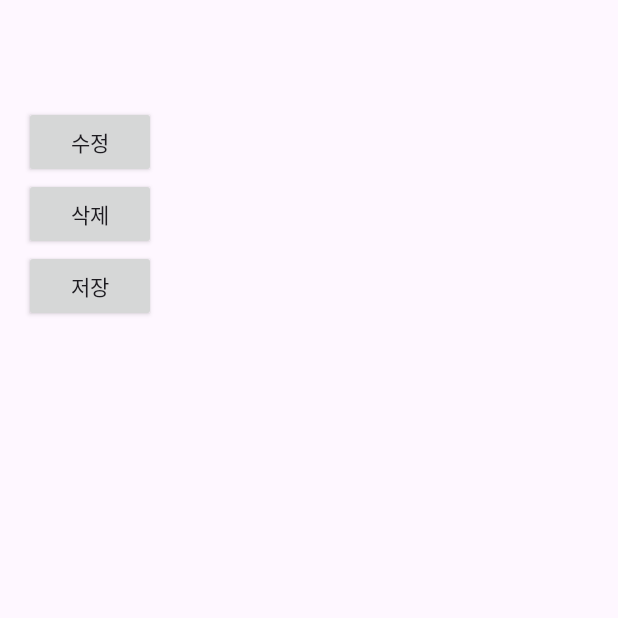
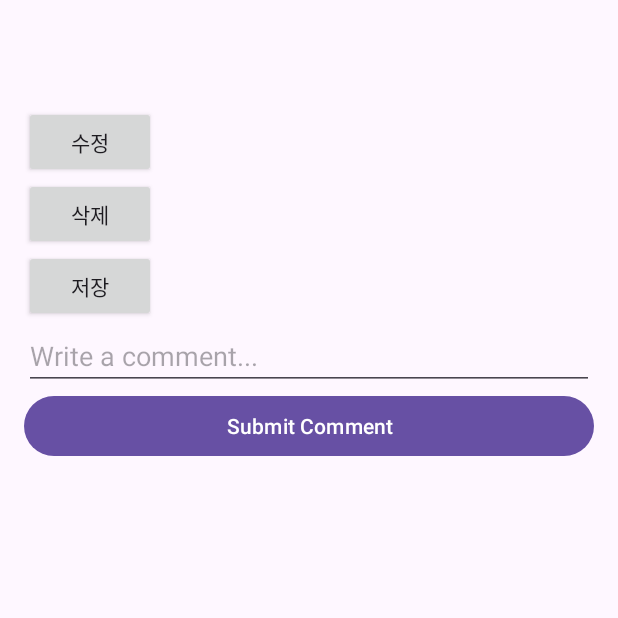
Before and after one commit to Cha-Minho/MadCamp-Week2, an Android app: the PostDetailActivity screen opened directly, with no data from a screen before it, on a phone screen of 412 x 824 dp, the top half of it. Run offline under Robolectric (Android 15) with nearby library versions, the phone set to English and light mode, and no system bars.

Commit message:
comment commit

```diff
--- /dev/null
+++ b/app/src/main/java/com/example/login/CommentAdapter.java
@@ -0,0 +1,50 @@
+package com.example.login;
+
+import android.view.LayoutInflater;
+import android.view.View;
+import android.view.ViewGroup;
+import android.widget.TextView;
+
+import androidx.annotation.NonNull;
+import androidx.recyclerview.widget.RecyclerView;
+
+import java.util.List;
+
+public class CommentAdapter extends RecyclerView.Adapter<CommentAdapter.CommentViewHolder> {
+    private List<PostComment> comments;
+
+    public CommentAdapter(List<PostComment> comments) {
+        this.comments = comments;
+    }
+
+    @NonNull
+    @Override
+    public CommentViewHolder onCreateViewHolder(@NonNull ViewGroup parent, int viewType) {
+        View view = LayoutInflater.from(parent.getContext()).inflate(R.layout.comment_item, parent, false);
+        return new CommentViewHolder(view);
+    }
+
+    @Override
+    public void onBindViewHolder(@NonNull CommentViewHolder holder, int position) {
+        PostComment comment = comments.get(position);
+        holder.commentTextView.setText(comment.getText());
+        // If there are other fields in the PostComment object, set them here
+    }
+
+
+    @Override
+    public int getItemCount() {
+        return comments.size();
+    }
+
+    class CommentViewHolder extends RecyclerView.ViewHolder {
+        TextView commentTextView;
+        // Declare other Views here as required
+
+        CommentViewHolder(@NonNull View itemView) {
+            super(itemView);
+            commentTextView = itemView.findViewById(R.id.comment_text_view);
+            // Initialize other Views here as required
+        }
+    }
+}
--- a/app/src/main/java/com/example/login/EditPostActivity.java
+++ b/app/src/main/java/com/example/login/EditPostActivity.java
@@ -87,7 +87,7 @@ public class EditPostActivity extends AppCompatActivity {
 
         // Build the request
         Request request = new Request.Builder()
-                .url("https://6ef2-192-249-19-234.ngrok-free.app/edit_post/") // replace with your actual URL and append the ID of the post
+                .url("https://92f1-192-249-19-234.ngrok-free.app/edit_post/") // replace with your actual URL and append the ID of the post
                 .post(body)
                 .build();
 
--- a/app/src/main/java/com/example/login/EmailActivity.java
+++ b/app/src/main/java/com/example/login/EmailActivity.java
@@ -29,7 +29,7 @@ public class EmailActivity extends AppCompatActivity {
     private EditText emailEditText;
     private EditText passwordEditText;
     Button loginButton;
-    private static final String URL = "https://6ef2-192-249-19-234.ngrok-free.app/login/";
+    private static final String URL = "https://92f1-192-249-19-234.ngrok-free.app/login/";
     public static final MediaType JSON = MediaType.get("application/json; charset=utf-8");
 
     @Override
--- a/app/src/main/java/com/example/login/Frag1.java
+++ b/app/src/main/java/com/example/login/Frag1.java
@@ -32,7 +32,7 @@ import okhttp3.Response;
 
 public class Frag1 extends Fragment {
     public static final int NEW_POST_REQUEST_CODE = 1;
-    private static final String URL = "https://6ef2-192-249-19-234.ngrok-free.app/load_post/"; // replace with your server's URL
+    private static final String URL = "https://92f1-192-249-19-234.ngrok-free.app/load_post/"; // replace with your server's URL
     public static final MediaType JSON = MediaType.get("application/json; charset=utf-8");
 
     private RecyclerView recyclerView;
--- a/app/src/main/java/com/example/login/Frag2.java
+++ b/app/src/main/java/com/example/login/Frag2.java
@@ -280,7 +280,7 @@ public class Frag2 extends Fragment {
                 .build();
 
         Request request = new Request.Builder()
-                .url("https://6ef2-192-249-19-234.ngrok-free.app/api/")
+                .url("https://92f1-192-249-19-234.ngrok-free.app/api/")
                 .post(requestBody)
                 .build();
 
--- a/app/src/main/java/com/example/login/NewPostActivity.java
+++ b/app/src/main/java/com/example/login/NewPostActivity.java
@@ -30,7 +30,7 @@ public class NewPostActivity extends AppCompatActivity {
     private Button buttonSubmit;
     private Button cancelPost;
 
-    private static final String URL = "https://6ef2-192-249-19-234.ngrok-free.app/post/";
+    private static final String URL = "https://92f1-192-249-19-234.ngrok-free.app/post/";
     public static final MediaType JSON = MediaType.get("application/json; charset=utf-8");
 
     SharedPreferences sharedPref;
--- a/app/src/main/java/com/example/login/PostDetailActivity.java
+++ b/app/src/main/java/com/example/login/PostDetailActivity.java
@@ -1,17 +1,23 @@
 package com.example.login;
 
 import androidx.appcompat.app.AppCompatActivity;
+import androidx.recyclerview.widget.LinearLayoutManager;
+import androidx.recyclerview.widget.RecyclerView;
 
 import android.content.Intent;
 import android.os.Bundle;
 import android.view.View;
 import android.widget.Button;
+import android.widget.EditText;
 import android.widget.TextView;
 
 import org.json.JSONException;
 import org.json.JSONObject;
+import org.w3c.dom.Comment;
 
 import java.io.IOException;
+import java.util.ArrayList;
+import java.util.List;
 
 import okhttp3.Call;
 import okhttp3.Callback;
@@ -32,6 +38,13 @@ public class PostDetailActivity extends AppCompatActivity {
     private String postContent;
     private int postId;
     private static final int EDIT_POST_REQUEST_CODE = 2;
+
+    private RecyclerView commentRecyclerView;
+    private CommentAdapter commentAdapter;
+    private List<PostComment> commentList; // Comment model 클래스를 참조합니다.
+
+    private EditText commentInput;
+    private Button postCommentButton;
 
     @Override
     protected void onCreate(Bundle savedInstanceState) {
@@ -54,6 +67,27 @@ public class PostDetailActivity extends AppCompatActivity {
         // Set the initial title and content
         titleTextView.setText(postTitle);
         contentTextView.setText(postContent);
+
+        // Initialize the RecyclerView and CommentAdapter
+        commentRecyclerView = findViewById(R.id.recycler_view_comments);
+        commentList = new ArrayList<>(); // You should fetch actual comments from server
+        commentAdapter = new CommentAdapter(commentList);
+        commentRecyclerView.setLayoutManager(new LinearLayoutManager(this));
+        commentRecyclerView.setAdapter(commentAdapter);
+
+        // Load the comments for this post
+        loadComments();
+
+        // Initialize the comment input and post comment button
+        commentInput = findViewById(R.id.edit_text_comment);
+        postCommentButton = findViewById(R.id.button_submit_comment);
+
+        postCommentButton.setOnClickListener(new View.OnClickListener() {
+            @Override
+            public void onClick(View v) {
+                postComment();
+            }
+        });
 
         // Set the click listener for the revise button
         reviseButton.setOnClickListener(new View.OnClickListener() {
@@ -83,6 +117,29 @@ public class PostDetailActivity extends AppCompatActivity {
             }
         });
     }
+
+    private void postComment() {
+        String commentText = commentInput.getText().toString();
+        if (!commentText.isEmpty()) {
+            // Create a Comment object with the input text and other necessary information,
+            // then send it to the server. You should also add it to the commentList and notify
+            // the commentAdapter that the data has changed.
+            PostComment newComment = new PostComment(commentText);
+            commentList.add(newComment);
+            commentAdapter.notifyDataSetChanged();
+            commentInput.setText(""); // Clear the input box
+            // TODO: Send the newComment to your server
+
+            context, post_id, user_id
+        }
+    }
+
+    private void loadComments() {
+        // Fetch the comments for this post from the server and add them to the commentList,
+        // then notify the commentAdapter that the data has changed.
+
+         commentAdapter.notifyDataSetChanged();
+    }
     private void removeRequest() {
         OkHttpClient client = new OkHttpClient();
 
@@ -100,7 +157,7 @@ public class PostDetailActivity extends AppCompatActivity {
 
         // Build the request
         Request request = new Request.Builder()
-                .url("https://6ef2-192-249-19-234.ngrok-free.app/delete_post/") // replace with your actual URL and append the ID of the post
+                .url("https://92f1-192-249-19-234.ngrok-free.app/delete_post/") // replace with your actual URL and append the ID of the post
                 .post(body)
                 .build();
 
--- a/app/src/main/java/com/example/login/RegisterActivity.java
+++ b/app/src/main/java/com/example/login/RegisterActivity.java
@@ -19,7 +19,7 @@ import okhttp3.RequestBody;
 import okhttp3.Response;
 
 public class RegisterActivity extends AppCompatActivity {
-    private static final String URL = "https://6ef2-192-249-19-234.ngrok-free.app/register/";
+    private static final String URL = "https://92f1-192-249-19-234.ngrok-free.app/register/";
     public static final MediaType JSON = MediaType.get("application/json; charset=utf-8");
 
     @Override
--- a/app/src/main/res/layout/activity_post_detail.xml
+++ b/app/src/main/res/layout/activity_post_detail.xml
@@ -37,4 +37,22 @@
         android:layout_height="wrap_content"
         android:text="저장"/>
 
+    <androidx.recyclerview.widget.RecyclerView
+        android:id="@+id/recycler_view_comments"
+        android:layout_width="match_parent"
+        android:layout_height="wrap_content"
+        android:scrollbars="vertical"/>
+
+    <EditText
+        android:id="@+id/edit_text_comment"
+        android:layout_width="match_parent"
+        android:layout_height="wrap_content"
+        android:hint="Write a comment..." />
+
+    <Button
+        android:id="@+id/button_submit_comment"
+        android:layout_width="match_parent"
+        android:layout_height="wrap_content"
+        android:text="Submit Comment" />
+
 </LinearLayout>
```
Also changed, not shown: app/src/main/java/com/example/login/PostComment.java (added, +13 -0 lines), app/src/main/res/layout/comment_item.xml (added, +16 -0 lines).
